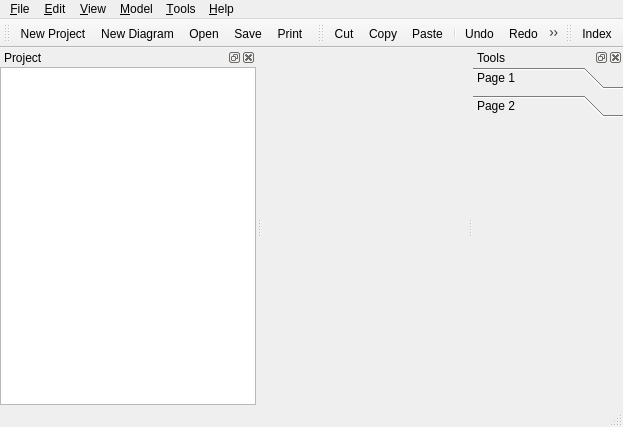
leonhad/jalapaquery, file src/jalapaquery/mainwindow.ui: the form before one commit.
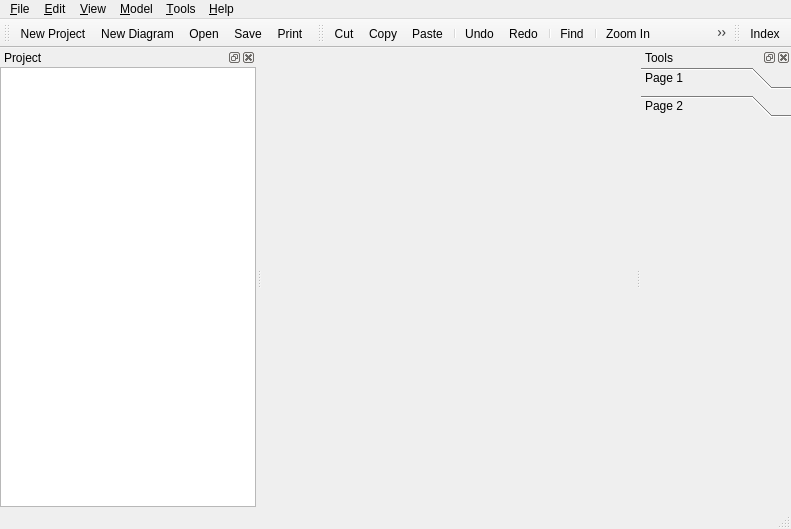
The form after the commit. The open tabs and pages were chosen to show the change. Icons and pictures are not drawn.

```diff
--- a/src/jalapaquery/mainwindow.ui
+++ b/src/jalapaquery/mainwindow.ui
@@ -6,8 +6,8 @@
    <rect>
     <x>0</x>
     <y>0</y>
-    <width>623</width>
-    <height>427</height>
+    <width>791</width>
+    <height>529</height>
    </rect>
   </property>
   <property name="windowTitle">
@@ -66,8 +66,8 @@
     <rect>
      <x>0</x>
      <y>0</y>
-     <width>623</width>
-     <height>22</height>
+     <width>791</width>
+     <height>21</height>
     </rect>
    </property>
    <widget class="QMenu" name="menuFile">
@@ -279,9 +279,6 @@
      <height>170</height>
     </size>
    </property>
-   <property name="features">
-    <set>QDockWidget::AllDockWidgetFeatures</set>
-   </property>
    <property name="windowTitle">
     <string>Tools</string>
    </property>
@@ -331,8 +328,8 @@
          <rect>
           <x>0</x>
           <y>0</y>
-          <width>98</width>
-          <height>28</height>
+          <width>150</width>
+          <height>372</height>
          </rect>
         </property>
         <attribute name="label">
```
Left out of the diff: 2 changed lines with no effect on the pictures.
